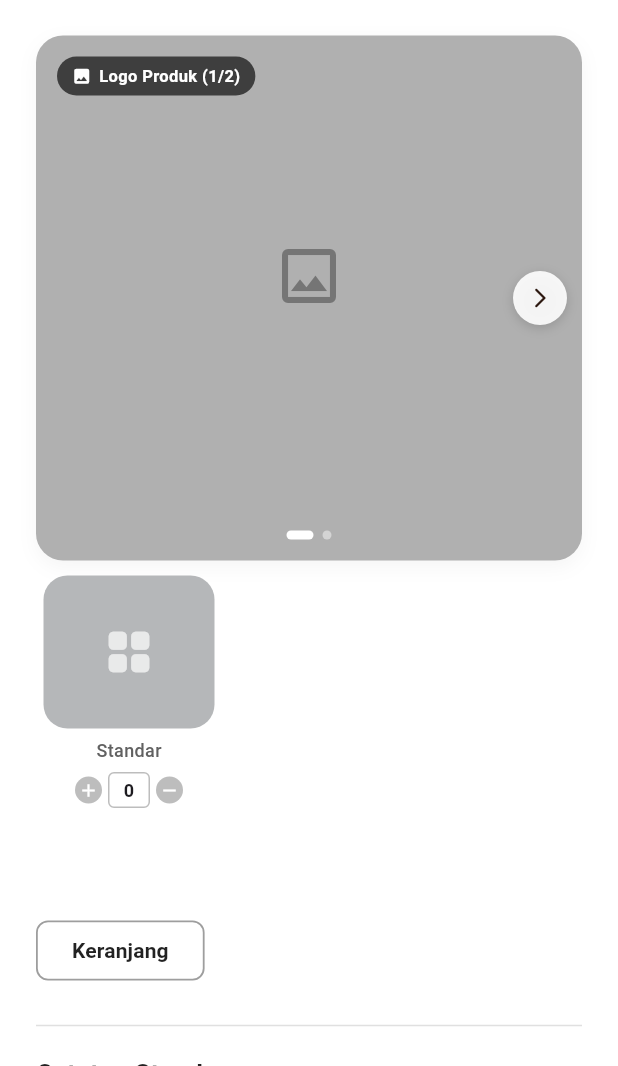
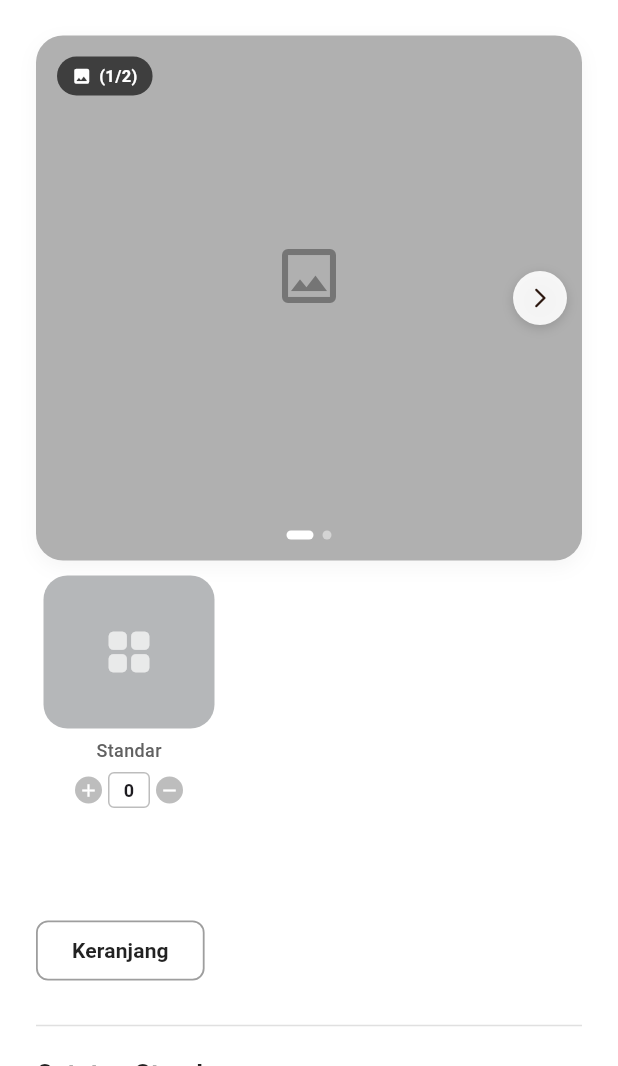
Before and after one commit to Dav2257/katalog, a Flutter app: the ProductDetailPage screen opened directly with empty values, on a phone screen of 412 x 824 dp, the part 170-1236 px from its top. Run offline on Flutter 3.47's test engine with Material 3 defaults, Android fonts, the phone set to English and light mode, and no system bars; our stand-ins replace image_picker, shared_preferences, supabase_flutter; accounts and stored records are empty; network calls fail; Roboto replaces fonts that are missing (Times New Roman); project files that could hold a hidden picture were left out; key blocks and very long unbroken strings in the code were emptied for the run.

Commit message:
style: ubah badge indikator slide hanya menampilkan nomor slide (1/x, 2/x, dst)

```diff
--- a/lib/pages/admin_add_product_page.dart
+++ b/lib/pages/admin_add_product_page.dart
@@ -805,9 +805,7 @@ class _AdminAddProductPageState extends State<AdminAddProductPage> {
                         ),
                         const SizedBox(width: 5),
                         Text(
-                          isLogoSlide
-                              ? 'Logo Produk (${_currentSlideIndex + 1}/$totalSlides)'
-                              : '${_cages[currentCageIndex].name} (${_currentSlideIndex + 1}/$totalSlides)',
+                          '(${_currentSlideIndex + 1}/$totalSlides)',
                           style: const TextStyle(
                             color: Colors.white,
                             fontSize: 11,
--- a/lib/pages/admin_edit_product_page.dart
+++ b/lib/pages/admin_edit_product_page.dart
@@ -995,9 +995,7 @@ class _AdminEditProductPageState extends State<AdminEditProductPage> {
                         ),
                         const SizedBox(width: 5),
                         Text(
-                          isLogoSlide
-                              ? 'Logo Produk (${_currentSlideIndex + 1}/$totalSlides)'
-                              : '${_cages[currentCageIndex].name} (${_currentSlideIndex + 1}/$totalSlides)',
+                          '(${_currentSlideIndex + 1}/$totalSlides)',
                           style: const TextStyle(
                             color: Colors.white,
                             fontSize: 11,
--- a/lib/pages/product_detail_page.dart
+++ b/lib/pages/product_detail_page.dart
@@ -654,7 +654,6 @@ class _ProductDetailPageState extends State<ProductDetailPage> {
   Widget _buildLeftSection() {
     final int totalSlides = 1 + _cages.length;
     final bool isLogoSlide = _currentSlideIndex == 0;
-    final int currentCageIndex = _currentSlideIndex - 1;
     final bool showNavButtons = (_cages.length + 1) > 4;
 
     return Column(
@@ -855,9 +854,7 @@ class _ProductDetailPageState extends State<ProductDetailPage> {
                         ),
                         const SizedBox(width: 5),
                         Text(
-                          isLogoSlide
-                              ? 'Logo Produk (${_currentSlideIndex + 1}/$totalSlides)'
-                              : '${_cages[currentCageIndex].name} (${_currentSlideIndex + 1}/$totalSlides)',
+                          '(${_currentSlideIndex + 1}/$totalSlides)',
                           style: const TextStyle(
                             color: Colors.white,
                             fontSize: 11,
```
